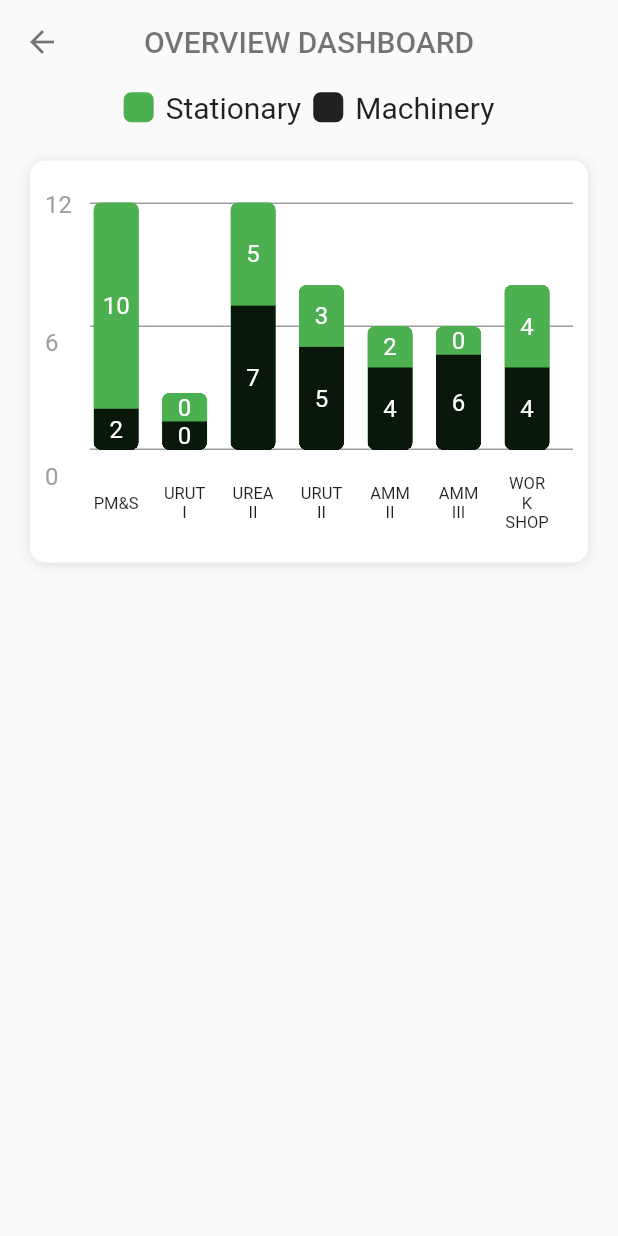
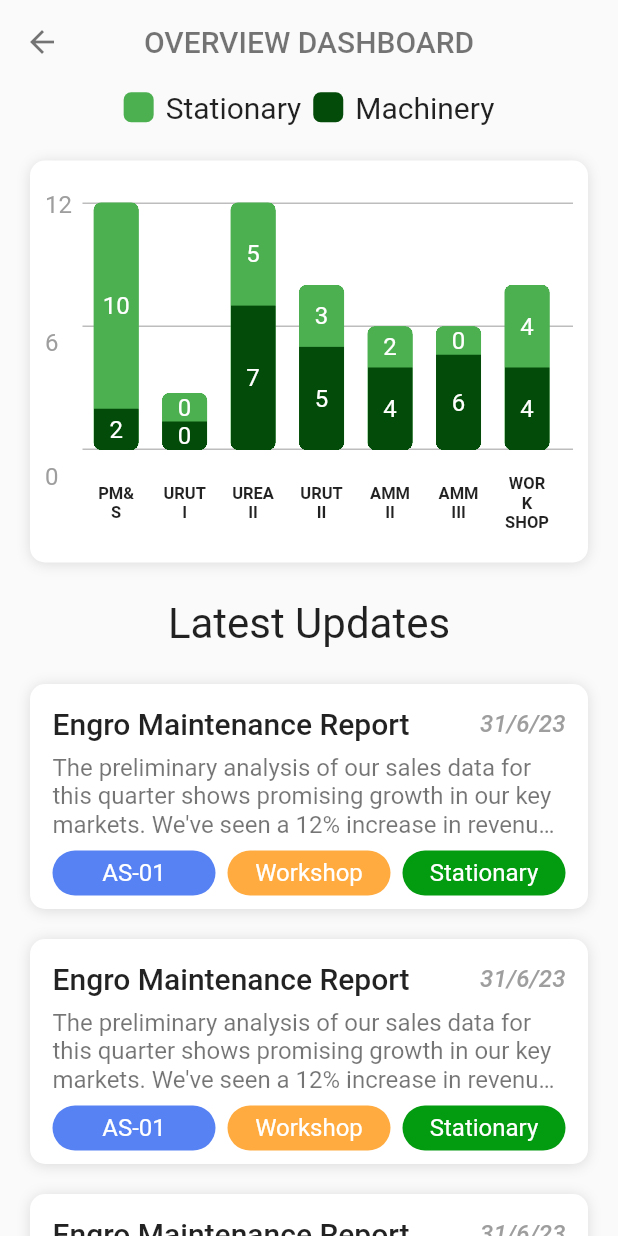
Before and after one commit to hashirsidd/engro-findings, a Flutter app: the DashboardView screen opened by its route, on a phone screen of 412 x 824 dp. Run offline on Flutter 3.47's test engine with Material 2 defaults, Android fonts, the phone set to English and light mode, and no system bars; our stand-ins replace firebase_auth, firebase_core, font_awesome_flutter, get; accounts and stored records are empty.

Commit message:
Created findings card

```diff
--- a/lib/app/custom_widgets/widgets/chart.dart
+++ b/lib/app/custom_widgets/widgets/chart.dart
@@ -25,7 +25,7 @@
                 Expanded(
                   child: Stack(
                     children: [
-                      Column(
+                      const Column(
                         mainAxisAlignment: MainAxisAlignment.spaceBetween,
                         children: [
                           _backgroundLines(),
@@ -87,7 +87,7 @@
           top: 92,
           left: 0,
           child: Text(
-            (controller.max.value / 2).toInt().toString(),
+            (controller.max.value ~/ 2).toString(),
             style: const TextStyle(color: Colors.grey),
           ),
         ),
@@ -147,7 +147,8 @@
                       flex: values[0],
                       child: Container(
                         width: barWidth,
-                        color: Colors.black87, // Change color as needed
+                        color: const Color.fromRGBO(3, 75, 8, 1.0),
+                        // Change color as needed
                         child: Center(
                           child: Text(
                             values[0].toString(),
@@ -179,7 +180,7 @@
             key.toUpperCase(),
             style: const TextStyle(
               fontSize: 11,
-              fontWeight: FontWeight.w400,
+              fontWeight: FontWeight.w600,
             ),
             textAlign: TextAlign.center,
           ),
@@ -199,8 +200,8 @@
   Widget build(BuildContext context) {
     return Container(
       height: 1,
-      color: Colors.grey,
-      margin: const EdgeInsets.only(left: 30),
+      color: Colors.grey[400],
+      margin: const EdgeInsets.only(left: 25),
     );
   }
 }
--- /dev/null
+++ b/lib/app/custom_widgets/widgets/findings_card.dart
@@ -0,0 +1,131 @@
+import 'package:Findings/app/utils/spacing.dart';
+import 'package:flutter/material.dart';
+
+class FindingsCard extends StatelessWidget {
+  const FindingsCard({
+    Key? key,
+  }) : super(key: key);
+
+  @override
+  Widget build(BuildContext context) {
+    return Container(
+      height: 150,
+      margin: const EdgeInsets.only(bottom: 20),
+      padding: const EdgeInsets.all(15),
+      width: double.infinity,
+      decoration: BoxDecoration(
+        color: Colors.white,
+        borderRadius: BorderRadius.circular(10),
+        boxShadow: const [
+          BoxShadow(
+            color: Colors.black12,
+            offset: Offset(0.0, 1.0),
+            blurRadius: 7.0,
+          ),
+        ],
+      ),
+      child: Column(
+        children: [
+          const Row(
+            mainAxisAlignment: MainAxisAlignment.spaceBetween,
+            children: [
+              Text(
+                'Engro Maintenance Report',
+                style: TextStyle(
+                    fontSize: 20,
+                    fontWeight: FontWeight.w500,
+                    color: Colors.black87),
+              ),
+              Text(
+                '31/6/23',
+                style: TextStyle(
+                    fontSize: 16,
+                    fontWeight: FontWeight.w500,
+                    color: Colors.grey,
+                    fontStyle: FontStyle.italic),
+              ),
+            ],
+          ),
+          Spacing.vStandard,
+          const Text(
+            "The preliminary analysis of our sales data for this quarter shows promising growth in our key markets. We've seen a 12% increase in revenue compared to the same period last year.",
+            maxLines: 3,
+            overflow: TextOverflow.ellipsis,
+            style: TextStyle(
+                fontSize: 16,
+                fontWeight: FontWeight.w400,
+                color: Colors.black54),
+          ),
+          Spacing.vStandard,
+          const Spacer(),
+          Row(
+            children: [
+              Expanded(
+                child: Container(
+                  height: 30,
+                  alignment: Alignment.center,
+                  decoration: BoxDecoration(
+                    color: const Color.fromRGBO(87, 130, 243, 1.0),
+                    borderRadius: BorderRadius.circular(50),
+                  ),
+                  child: const Text(
+                    'AS-01',
+                    overflow: TextOverflow.clip,
+                    maxLines: 1,
+                    style: TextStyle(
+                      fontSize: 16,
+                      fontWeight: FontWeight.w400,
+                      color: Colors.white,
+                    ),
+                  ),
+                ),
+              ),
+              Spacing.hStandard,
+              Expanded(
+                child: Container(
+                  height: 30,
+                  alignment: Alignment.center,
+                  decoration: BoxDecoration(
+                    color: Colors.orangeAccent,
+                    borderRadius: BorderRadius.circular(50),
+                  ),
+                  child: const Text(
+                    'Workshop',
+                    overflow: TextOverflow.clip,
+                    maxLines: 1,
+                    style: TextStyle(
+                      fontSize: 16,
+                      fontWeight: FontWeight.w400,
+                      color: Colors.white,
+                    ),
+                  ),
+                ),
+              ),
+              Spacing.hStandard,
+              Expanded(
+                child: Container(
+                  height: 30,
+                  alignment: Alignment.center,
+                  decoration: BoxDecoration(
+                    color: const Color.fromRGBO(3, 155, 16, 1.0),
+                    borderRadius: BorderRadius.circular(50),
+                  ),
+                  child: const Text(
+                    'Stationary',
+                    overflow: TextOverflow.clip,
+                    maxLines: 1,
+                    style: TextStyle(
+                      fontSize: 16,
+                      fontWeight: FontWeight.w400,
+                      color: Colors.white,
+                    ),
+                  ),
+                ),
+              )
+            ],
+          )
+        ],
+      ),
+    );
+  }
+}
--- a/lib/app/modules/dashboard/views/dashboard_view.dart
+++ b/lib/app/modules/dashboard/views/dashboard_view.dart
@@ -4,6 +4,8 @@
 import 'package:Findings/app/custom_widgets/widgets/appBar.dart';
 import 'package:Findings/app/modules/dashboard/controllers/dashboard_controller.dart';
 import 'package:Findings/app/custom_widgets/widgets/chart.dart';
+
+import 'package:Findings/app/custom_widgets/widgets/findings_card.dart';
 
 class DashboardView extends GetView<DashboardController> {
   const DashboardView({Key? key}) : super(key: key);
@@ -15,9 +17,12 @@
         title: 'OVERVIEW DASHBOARD',
       ),
       body: SafeArea(
+        child: SingleChildScrollView(
+          physics: const BouncingScrollPhysics(),
           child: Padding(
             padding: const EdgeInsets.symmetric(horizontal: 20.0),
             child: Column(
+              // crossAxisAlignment: CrossAxisAlignment.start,
               children: [
                 Row(
                   mainAxisAlignment: MainAxisAlignment.center,
@@ -40,7 +45,7 @@
                       height: 20,
                       width: 20,
                       decoration: BoxDecoration(
-                      color: Colors.black87,
+                        color: const Color.fromRGBO(3, 75, 8, 1.0),
                         borderRadius: BorderRadius.circular(5),
                       ),
                     ),
@@ -53,7 +58,6 @@
                 ),
                 Spacing.vLarge,
                 Container(
-                  // height: 200,
                   padding:
                       const EdgeInsets.symmetric(horizontal: 10, vertical: 20),
                   width: double.infinity,
@@ -70,8 +74,21 @@
                   ),
                   child: CustomStackedColumnChart(
                     controller: controller,
-                  )),
+                  ),
+                ),
+                Spacing.vLarge,
+                const Text(
+                  'Latest Updates',
+                  style: TextStyle(fontSize: 28),
+                ),
+                Spacing.vLarge,
+                const FindingsCard(),
+                const FindingsCard(),
+                const FindingsCard(),
+                const FindingsCard(),
+                const FindingsCard(),
               ],
+            ),
           ),
         ),
       ),
--- a/lib/app/modules/searchFindings/views/search_findings_view.dart
+++ b/lib/app/modules/searchFindings/views/search_findings_view.dart
@@ -4,6 +4,8 @@
 import 'package:get/get.dart';
 import 'package:Findings/app/custom_widgets/widgets/appBar.dart';
 import 'package:Findings/app/modules/searchFindings/controllers/search_findings_controller.dart';
+
+import '../../../custom_widgets/widgets/findings_card.dart';
 
 class SearchFindingsView extends GetView<SearchFindingsController> {
   const SearchFindingsView({Key? key}) : super(key: key);
@@ -46,12 +48,10 @@
                 ],
               ),
               Spacing.vExtraLarge,
-              const Center(
-                child: Text(
-                  'Search Findings View is working',
-                  style: TextStyle(fontSize: 20),
-                ),
-              ),
+              const FindingsCard(),
+              const FindingsCard(),
+              const FindingsCard(),
+
             ],
           ),
         ),
```
Lines whose indentation alone changed are shown as unchanged.
